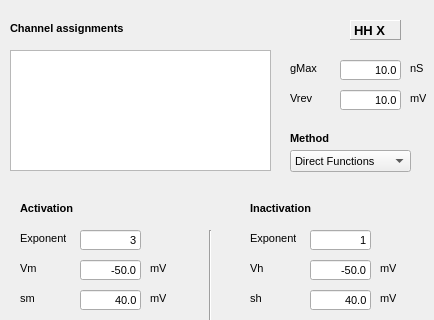
CompEphys-team/stdpc, file src/gui/HHDlg.ui: the form before one commit; both pictures show x 0 to 434 and y 0 to 320 of the 434 by 568 pixel window.
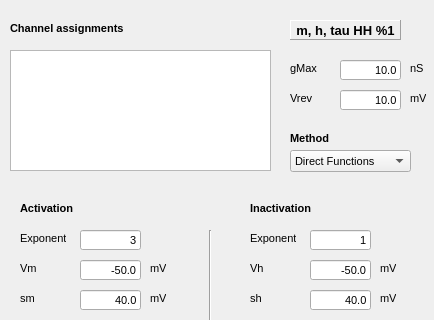
The form after the commit. Custom widgets are drawn as their Qt base class.

The edit to the form file:
```diff
--- a/src/gui/HHDlg.ui
+++ b/src/gui/HHDlg.ui
@@ -48,9 +48,9 @@
    </property>
    <property name="geometry">
     <rect>
-     <x>350</x>
+     <x>290</x>
      <y>20</y>
-     <width>51</width>
+     <width>111</width>
      <height>20</height>
     </rect>
    </property>
@@ -80,7 +80,10 @@
     <number>0</number>
    </property>
    <property name="text">
-    <string>HH X</string>
+    <string>m, h, tau HH %1</string>
+   </property>
+   <property name="alignment">
+    <set>Qt::AlignCenter</set>
    </property>
   </widget>
   <widget class="QLabel" name="label_4">
```
